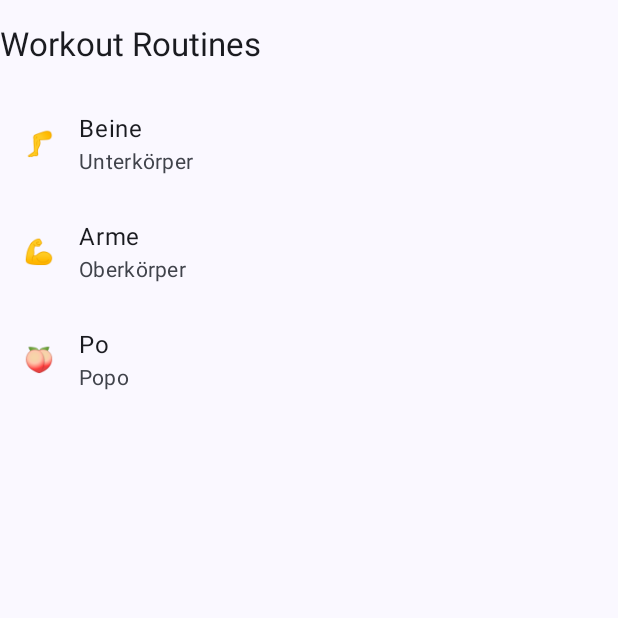
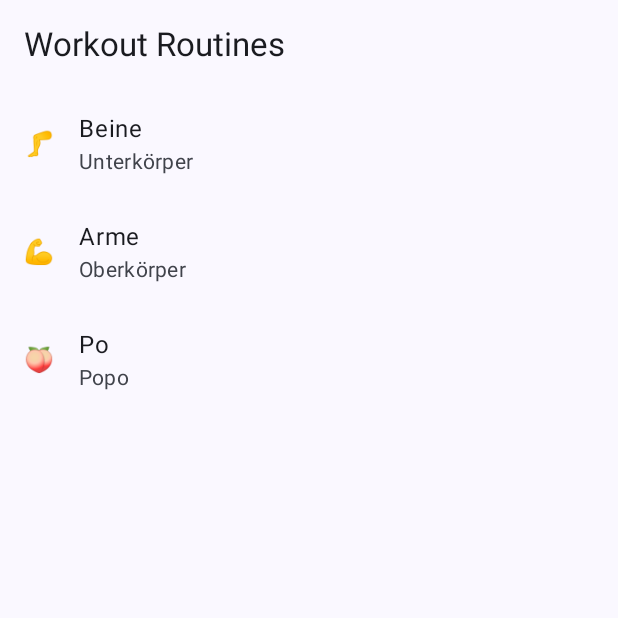
Before and after one commit to hoppjan/gym-bro-app, an Android app built with Jetpack Compose: the screen it shows after launch (MainActivity), on a phone screen of 412 x 824 dp, the top half of it. Run offline under Robolectric (Android 15) with nearby library versions, the phone set to English and light mode, and no system bars.

Commit message:
Fix padding

```diff
--- a/app/src/main/java/de/janhopp/gymbro/ui/workout/WorkoutRoutinePickerScreen.kt
+++ b/app/src/main/java/de/janhopp/gymbro/ui/workout/WorkoutRoutinePickerScreen.kt
@@ -19,7 +19,7 @@ fun WorkoutRoutinePickerScreen(
         Text(
             text = "Workout Routines",
             style = MaterialTheme.typography.titleLarge,
-            modifier = Modifier.padding(vertical = 16.dp),
+            modifier = Modifier.padding(all = 16.dp),
         )
         workoutRoutines.forEach { routine ->
             ListItem(
```
